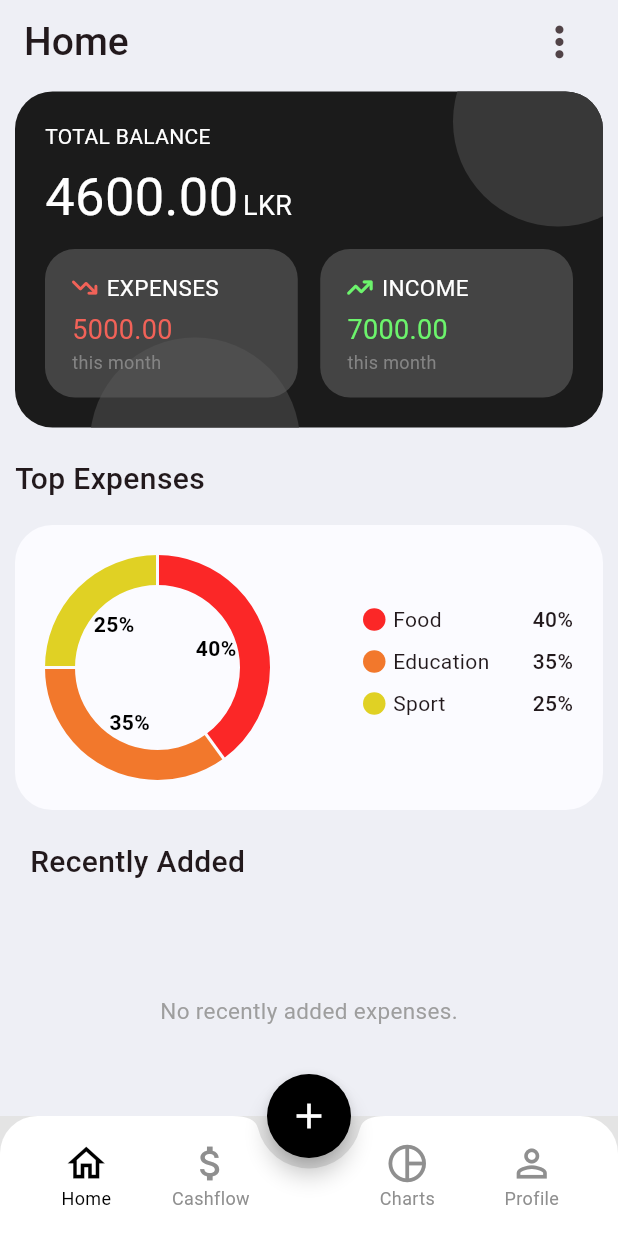
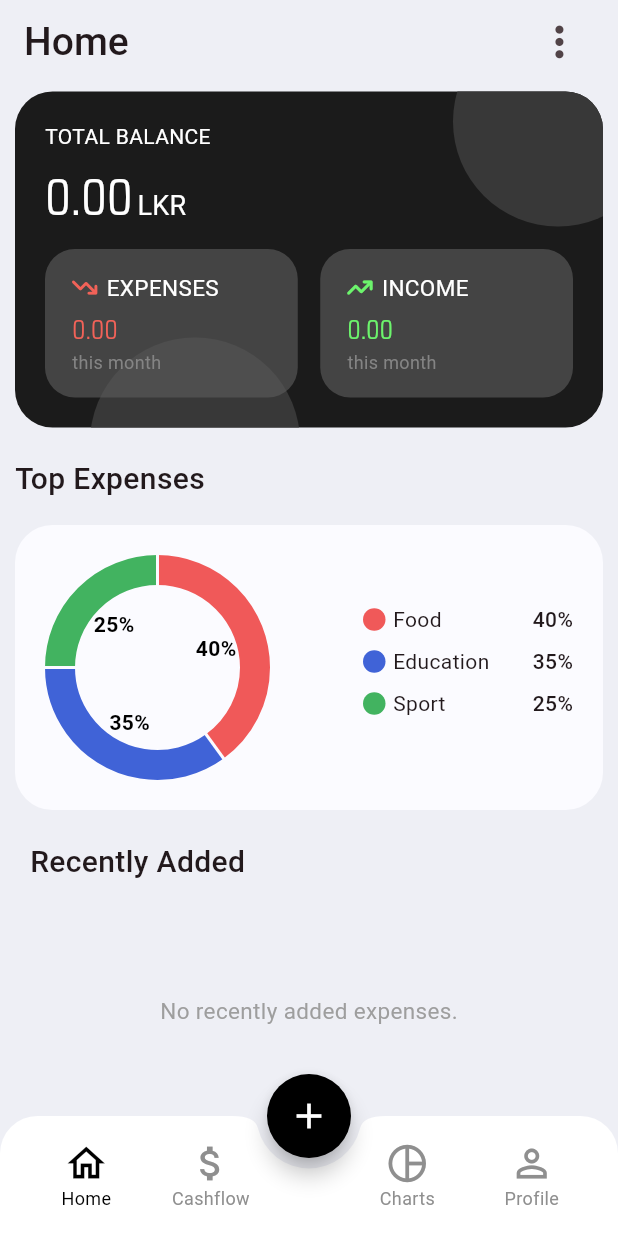
Before and after one commit to Lavindu208/Budget-Pro, a Flutter app: the screen it shows once a user with an empty profile is signed in, on a phone screen of 412 x 824 dp. Run offline on Flutter 3.47's test engine with Material 3 defaults, Android fonts, the phone set to English and light mode, and no system bars; drawn by our look-alikes of fl_chart; our stand-ins replace cloud_firestore, firebase_auth, firebase_core, flutter_bloc, font_awesome_flutter, percent_indicator; accounts and stored records are empty.

Commit message:
Added new font family

```diff
--- a/lib/app.dart
+++ b/lib/app.dart
@@ -6,7 +6,6 @@ import 'package:budget_pro/domain/bloc/select_income_items_cubit.dart';
 import 'package:budget_pro/domain/bloc/show_action_buttons_cubit.dart';
 import 'package:budget_pro/domain/delete_expense_income_items.dart';
 import 'package:budget_pro/domain/show_select_option.dart';
-import 'package:budget_pro/presentation/appColors/app_colors.dart';
 import 'package:flutter/material.dart';
 import 'package:flutter_bloc/flutter_bloc.dart';
 import 'package:font_awesome_flutter/font_awesome_flutter.dart';
@@ -32,7 +31,7 @@ class _AppState extends State<App> {
   @override
   Widget build(BuildContext context) {
     return Scaffold(
-      backgroundColor: Color.fromARGB(255, 228, 228, 228),
+      backgroundColor: const Color.fromARGB(255, 238, 239, 245),
       appBar: AppBar(
         backgroundColor: const Color.fromARGB(255, 238, 239, 245),
         title: BlocBuilder<NavigatorCubit, int>(
--- a/lib/presentation/appColors/app_colors.dart
+++ b/lib/presentation/appColors/app_colors.dart
@@ -15,6 +15,12 @@ class ChartColors {
   static const Color darkGreen = Color(0xFF56AD77);
 }
 
+class HomeCharColors {
+  static const Color red = Color(0xFFF05959);
+  static const Color blue = Color(0xFF4063D7);
+  static const Color green = Color(0xFF42B360);
+}
+
 class PieChartColors {
   static const List<Color> chartColors = [
     Color(0xFFFB2727),
--- a/lib/presentation/components/expenseItem.dart
+++ b/lib/presentation/components/expenseItem.dart
@@ -88,7 +88,11 @@ Widget expenseItem(
             Spacer(),
             Text(
               '$amount.00',
-              style: TextStyle(fontSize: 15, fontWeight: FontWeight.w500),
+              style: TextStyle(
+                fontSize: 17,
+                fontWeight: FontWeight.w500,
+                fontFamily: 'Saira',
+              ),
             ),
           ],
         ),
--- a/lib/presentation/components/incomeItem.dart
+++ b/lib/presentation/components/incomeItem.dart
@@ -88,7 +88,11 @@ Container incomeItem(
             Spacer(),
             Text(
               '$amount.00',
-              style: TextStyle(fontSize: 15, fontWeight: FontWeight.w500),
+              style: TextStyle(
+                fontSize: 17,
+                fontWeight: FontWeight.w500,
+                fontFamily: 'Saira',
+              ),
             ),
           ],
         ),
--- a/lib/presentation/components/total_expense_and_income.dart
+++ b/lib/presentation/components/total_expense_and_income.dart
@@ -15,7 +15,6 @@ Widget twoBoxes(BuildContext context) {
             color: AppColors.boxRed,
             borderRadius: BorderRadius.circular(10),
             boxShadow: [
-              // Optional: Adds a subtle shadow for depth
               BoxShadow(
                 color: const Color.fromARGB(66, 0, 0, 0),
                 blurRadius: 12,
--- a/lib/presentation/screens/home.dart
+++ b/lib/presentation/screens/home.dart
@@ -1,5 +1,8 @@
 import 'package:budget_pro/domain/bloc/add_new_expense_bloc.dart';
-import 'package:budget_pro/presentation/components/expenseItem.dart';
+import 'package:budget_pro/domain/bloc/calculate_income_expense_balance_cubit.dart';
+import 'package:budget_pro/domain/bloc/show_total_expense_cubit.dart';
+import 'package:budget_pro/domain/bloc/show_total_income_cubit.dart';
+import 'package:budget_pro/presentation/components/homescreen_expense_item.dart';
 import 'package:fl_chart/fl_chart.dart';
 import 'package:flutter/material.dart';
 import 'package:flutter_bloc/flutter_bloc.dart';
@@ -63,12 +66,10 @@ class _HomeState extends State<Home> {
                       itemBuilder: (context, index) {
                         final listItem = items[index];
                         if (index < 4) {
-                          return expenseItem(
+                          return homeScreenExpenseItem(
                             listItem.category.icon,
                             listItem.category.label,
                             listItem.amount,
-                            '',
-                            false,
                           );
                         } else {
                           return SizedBox();
@@ -132,9 +133,17 @@ class _HomeState extends State<Home> {
                   Row(
                     crossAxisAlignment: CrossAxisAlignment.end,
                     children: [
-                      Text(
-                        '4600.00',
-                        style: TextStyle(fontSize: 35, color: Colors.white),
+                      BlocBuilder<CalculateIncomeExpenseBalanceCubit, int>(
+                        builder: (context, state) {
+                          return Text(
+                            '$state.00',
+                            style: TextStyle(
+                              fontSize: 35,
+                              color: Colors.white,
+                              fontFamily: "Saira",
+                            ),
+                          );
+                        },
                       ),
                       SizedBox(width: 3),
                       Padding(
@@ -186,12 +195,17 @@ class _HomeState extends State<Home> {
                                 ],
                               ),
                               SizedBox(height: 5),
-                              Text(
-                                '5000.00',
+                              BlocBuilder<ShowTotalExpenseCubit, int>(
+                                builder: (context, state) {
+                                  return Text(
+                                    '$state.00',
                                     style: TextStyle(
                                       fontSize: 18,
                                       color: Color.fromARGB(255, 242, 98, 88),
+                                      fontFamily: 'Saira',
                                     ),
+                                  );
+                                },
                               ),
                               Text(
                                 'this month',
@@ -246,12 +260,17 @@ class _HomeState extends State<Home> {
                                 ],
                               ),
                               SizedBox(height: 5),
-                              Text(
-                                '7000.00',
+                              BlocBuilder<ShowTotalIncomeCubit, int>(
+                                builder: (context, state) {
+                                  return Text(
+                                    '$state.00',
                                     style: TextStyle(
                                       fontSize: 18,
                                       color: Color.fromARGB(255, 108, 244, 108),
+                                      fontFamily: 'Saira',
                                     ),
+                                  );
+                                },
                               ),
                               Text(
                                 'this month',
@@ -281,15 +300,15 @@ class _HomeState extends State<Home> {
   }
 
   final List<Map<String, dynamic>> _pieChartData = [
-    {'value': 40.0, 'color': ChartColors.red, 'title': '40%'},
-    {'value': 35.0, 'color': ChartColors.orange, 'title': '35%'},
-    {'value': 25.0, 'color': ChartColors.yellow, 'title': '25%'},
+    {'value': 40.0, 'color': HomeCharColors.red, 'title': '40%'},
+    {'value': 35.0, 'color': HomeCharColors.blue, 'title': '35%'},
+    {'value': 25.0, 'color': HomeCharColors.green, 'title': '25%'},
   ];
 
   final List<Map<String, dynamic>> _pieChartProperties = [
-    {'color': ChartColors.red, 'category': 'Food', 'percentage': 40},
-    {'color': ChartColors.orange, 'category': 'Education', 'percentage': 35},
-    {'color': ChartColors.yellow, 'category': 'Sport', 'percentage': 25},
+    {'color': HomeCharColors.red, 'category': 'Food', 'percentage': 40},
+    {'color': HomeCharColors.blue, 'category': 'Education', 'percentage': 35},
+    {'color': HomeCharColors.green, 'category': 'Sport', 'percentage': 25},
   ];
 
   Container topExpenses() {
--- a/pubspec.yaml
+++ b/pubspec.yaml
@@ -70,6 +70,11 @@ flutter:
   # included with your application, so that you can use the icons in
   # the material Icons class.
   uses-material-design: true
+  fonts:
+    - family: Saira
+      fonts:
+        - asset: assets/fonts/Saira_Condensed_Regular.ttf
+        - asset: assets/fonts/Saira_Condensed_Medium.ttf
 
   # To add assets to your application, add an assets section, like this:
   assets:
```
Also changed, not shown: lib/presentation/components/homescreen_expense_item.dart (added, +45 -0 lines), assets/fonts/Saira_Condensed_Medium.ttf (added), assets/fonts/Saira_Condensed_Regular.ttf (added), pubspec.lock. Lines whose indentation alone changed are shown as unchanged.
